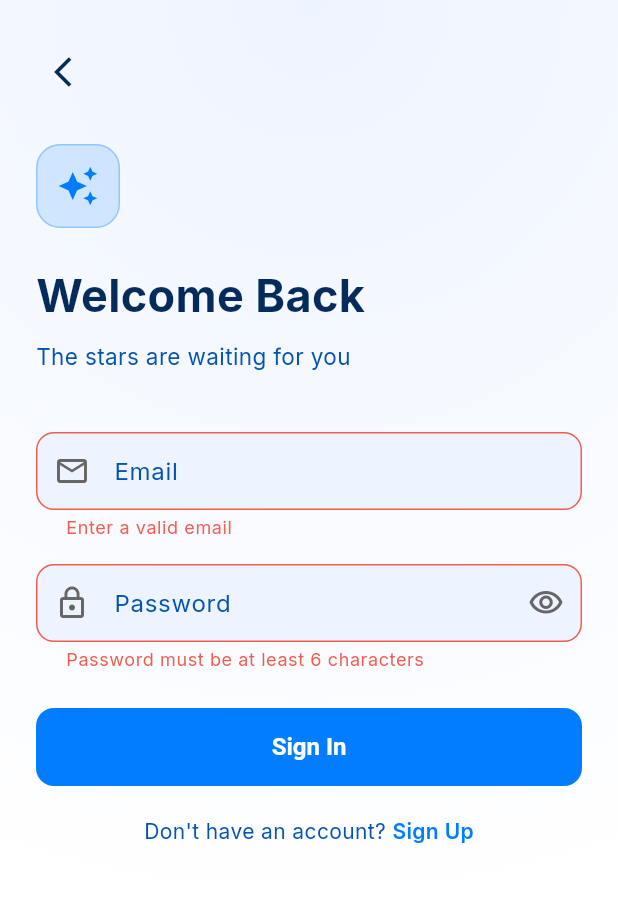
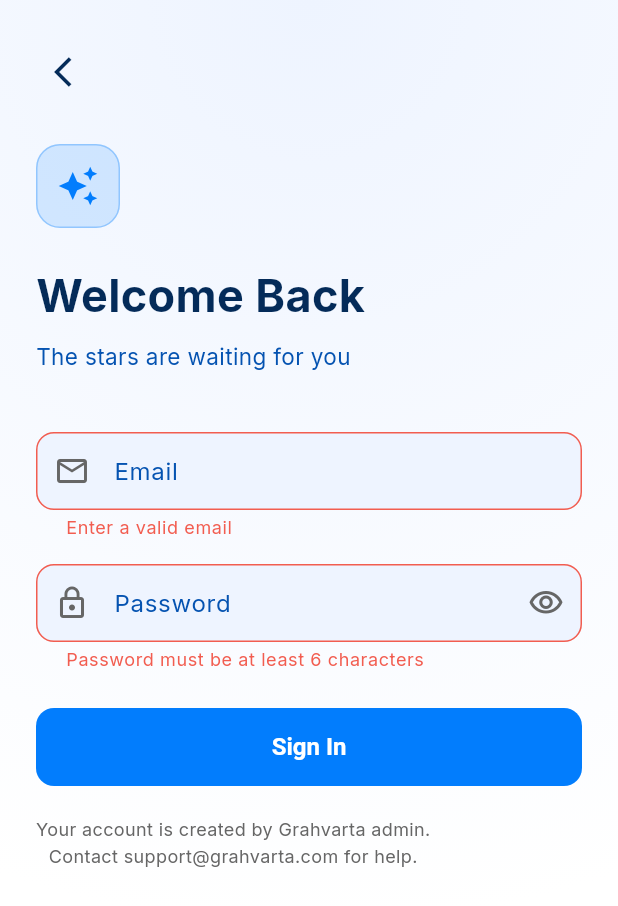
Before and after one commit to grahvarta-cell/grahvartaapp, a Flutter app: the LoginScreen screen opened directly, after a tap on "Sign In", on a phone screen of 412 x 824 dp. Shown: the top 906 px of the screen. Run offline on Flutter 3.47's test engine with Material 3 defaults, Android fonts, the phone set to English and light mode, and no system bars; our stand-ins replace badges, bloc, equatable, firebase_core, firebase_messaging, flutter_bloc and 11 more; missing offline and left inert: agora_rtc_engine, razorpay_flutter; accounts and stored records are empty.

Commit message:
feat: remove signup from astrologer app login screen
Replace register link with info text directing to support email.
Astrologers are onboarded by admin only.

Co-Authored-By: Claude Sonnet 4.6 <noreply@anthropic.com>

```diff
--- a/astrologer_app/lib/screens/auth/login_screen.dart
+++ b/astrologer_app/lib/screens/auth/login_screen.dart
@@ -3,7 +3,6 @@ import 'package:provider/provider.dart';
 import '../../l10n/app_strings.dart';
 import '../../providers/auth_provider.dart';
 import '../../theme/app_theme.dart';
-import 'register_screen.dart';
 import '../home/main_screen.dart';
 import '../astrologer/astrologer_main_screen.dart';
 import '../astrologer/astrologer_setup_profile_screen.dart';
@@ -83,7 +82,11 @@ class _LoginScreenState extends State<LoginScreen> {
                 const SizedBox(height: 24),
                 _buildLoginButton(s, accentColor),
                 const SizedBox(height: 20),
-                _buildRegisterLink(s, isAstro, accentColor),
+                Text(
+                  'Your account is created by Grahvarta admin.\nContact support@grahvarta.com for help.',
+                  textAlign: TextAlign.center,
+                  style: TextStyle(color: context.clr.txtMuted, fontSize: 12, height: 1.5),
+                ),
               ],
             ),
           ),
@@ -183,19 +186,4 @@ class _LoginScreenState extends State<LoginScreen> {
     );
   }
 
-  Widget _buildRegisterLink(AppStrings s, bool isAstro, Color accentColor) {
-    return Row(
-      mainAxisAlignment: MainAxisAlignment.center,
-      children: [
-        Text(s.dontHaveAccount, style: TextStyle(color: context.clr.txtSecondary)),
-        GestureDetector(
-          onTap: () => Navigator.push(
-            context,
-            MaterialPageRoute(builder: (_) => RegisterScreen(isAstrologerMode: isAstro)),
-          ),
-          child: Text(s.signUp, style: TextStyle(color: accentColor, fontWeight: FontWeight.w600)),
-        ),
-      ],
-    );
-  }
 }
```
